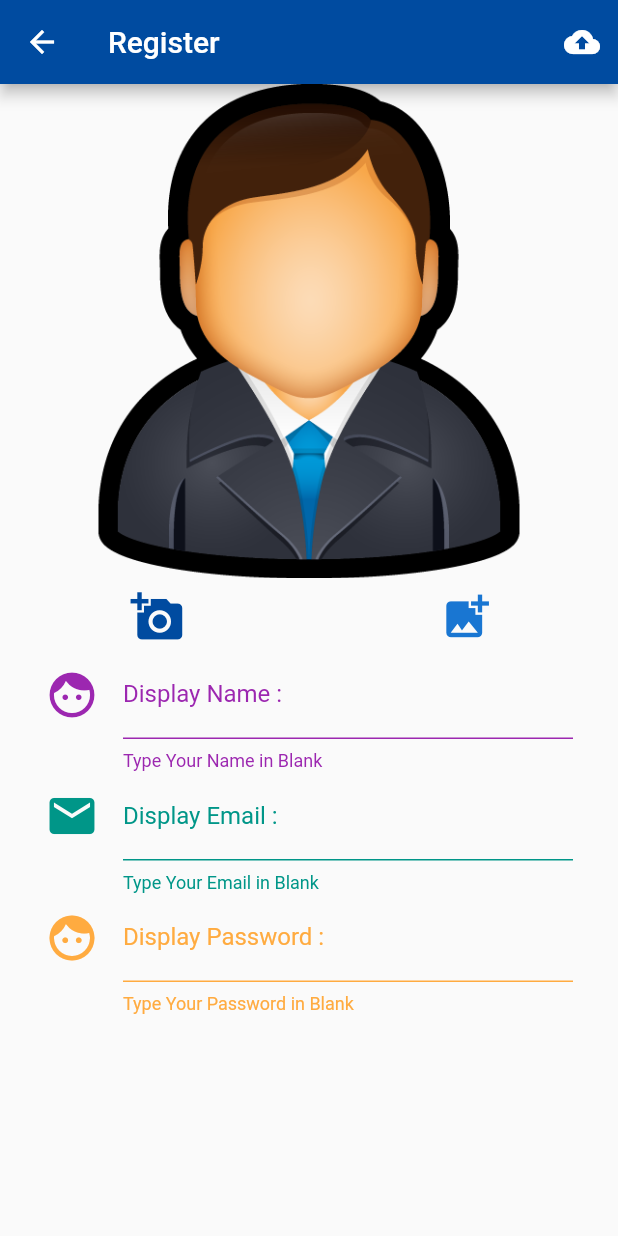
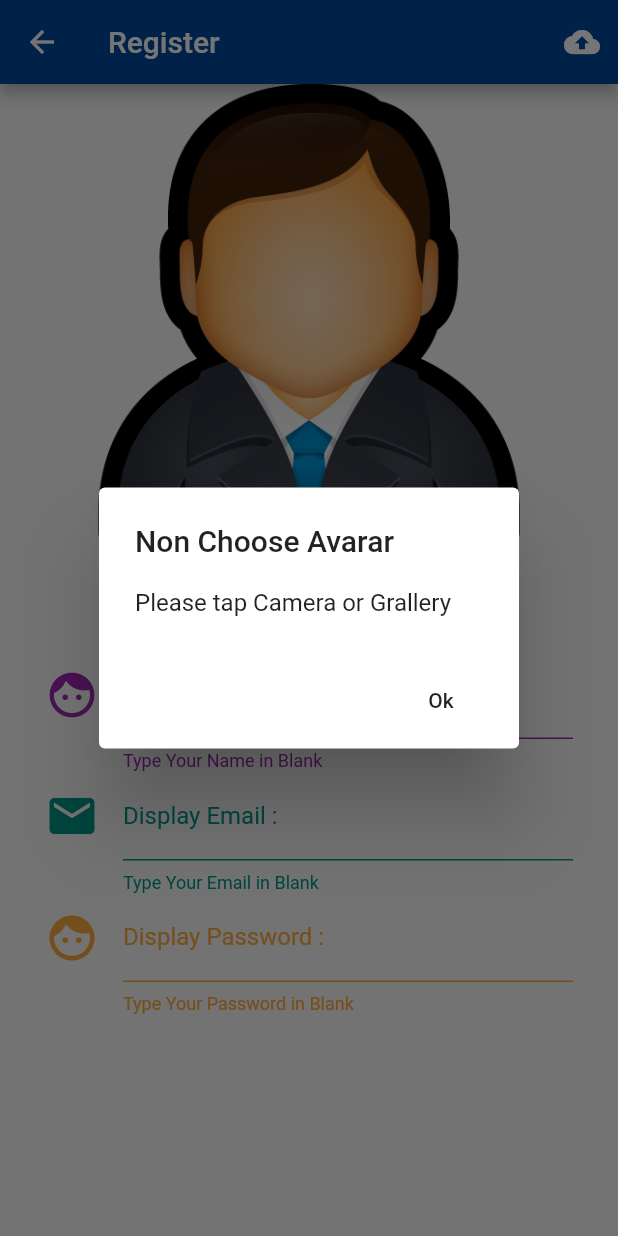
Before and after one commit to Dego2212/UngGlo, a Flutter app: the Register screen opened directly, after a tap on the "cloud upload" icon, on a phone screen of 412 x 824 dp. Run offline on Flutter 3.47's test engine with Material 2 defaults, Android fonts, the phone set to English and light mode, and no system bars; our stand-ins replace google_fonts, image_picker.

Commit message:
value complete

```diff
--- /dev/null
+++ b/lib/utility/normal_dialog.dart
@@ -0,0 +1,21 @@
+import 'package:flutter/material.dart';
+
+Future<void> normalDialog(
+    BuildContext context, String title, String message) async {
+  showDialog(
+      context: context,
+      builder: (BuildContext buildContext) {
+        return AlertDialog(
+          title: Text(title),
+          content: Text(message),
+          actions: <Widget>[
+            FlatButton(
+              onPressed: () {
+                 Navigator.of(context).pop();
+              },
+              child: Text('Ok'),
+            ),
+          ],
+        );
+      });
+}
--- a/lib/widget/register.dart
+++ b/lib/widget/register.dart
@@ -1,6 +1,7 @@
 import 'dart:io';
 
 import 'package:dego1234/utility/my_style.dart';
+import 'package:dego1234/utility/normal_dialog.dart';
 import 'package:flutter/material.dart';
 import 'package:image_picker/image_picker.dart';
 
@@ -12,6 +13,7 @@ class Register extends StatefulWidget {
 class _RegisterState extends State<Register> {
   // Field
   File file;
+  String name, email, password;
 
   // Method
   Widget nameForm() {
@@ -20,6 +22,9 @@ class _RegisterState extends State<Register> {
     return Container(
       padding: EdgeInsets.only(left: 30.0, right: 30.0),
       child: TextField(
+        onChanged: (String string) {
+          name = string.trim();
+        },
         decoration: InputDecoration(
             enabledBorder:
                 UnderlineInputBorder(borderSide: BorderSide(color: color)),
@@ -42,6 +47,9 @@ class _RegisterState extends State<Register> {
     return Container(
       padding: EdgeInsets.only(left: 30.0, right: 30.0),
       child: TextField(
+        onChanged: (String string) {
+          email = string.trim();
+        },
         decoration: InputDecoration(
             enabledBorder:
                 UnderlineInputBorder(borderSide: BorderSide(color: color)),
@@ -64,6 +72,9 @@ class _RegisterState extends State<Register> {
     return Container(
       padding: EdgeInsets.only(left: 30.0, right: 30.0),
       child: TextField(
+        onChanged: (String string) {
+          password = string.trim();
+        },
         decoration: InputDecoration(
             enabledBorder:
                 UnderlineInputBorder(borderSide: BorderSide(color: color)),
@@ -101,11 +112,9 @@ class _RegisterState extends State<Register> {
         maxHeight: 800.0,
       );
 
-     setState(() {
-       file = object;
-
-     });
-
+      setState(() {
+        file = object;
+      });
     } catch (e) {}
   }
 
@@ -134,7 +143,7 @@ class _RegisterState extends State<Register> {
 
   Widget showAvatar() {
     return Container(
-      child: file == null  ? Image.asset('images/avatar.png') : Image.file(file) ,
+      child: file == null ? Image.asset('images/avatar.png') : Image.file(file),
       height: MediaQuery.of(context).size.height * 0.4,
       width: MediaQuery.of(context).size.width,
     );
@@ -144,7 +153,19 @@ class _RegisterState extends State<Register> {
     return IconButton(
       tooltip: 'Upload to Firebase',
       icon: Icon(Icons.cloud_upload),
-      onPressed: () {},
+      onPressed: () {
+        if (file == null) {
+          normalDialog(
+              context, 'Non Choose Avarar', 'Please tap Camera or Grallery');
+        } else if (name == null ||
+            name.isEmpty ||
+            email == null ||
+            email.isEmpty ||
+            password == null ||
+            password.isEmpty) {
+          normalDialog(context, 'Have Space', 'Please fill Every Blank');
+        } else {}
+      },
     );
   }
 
```
